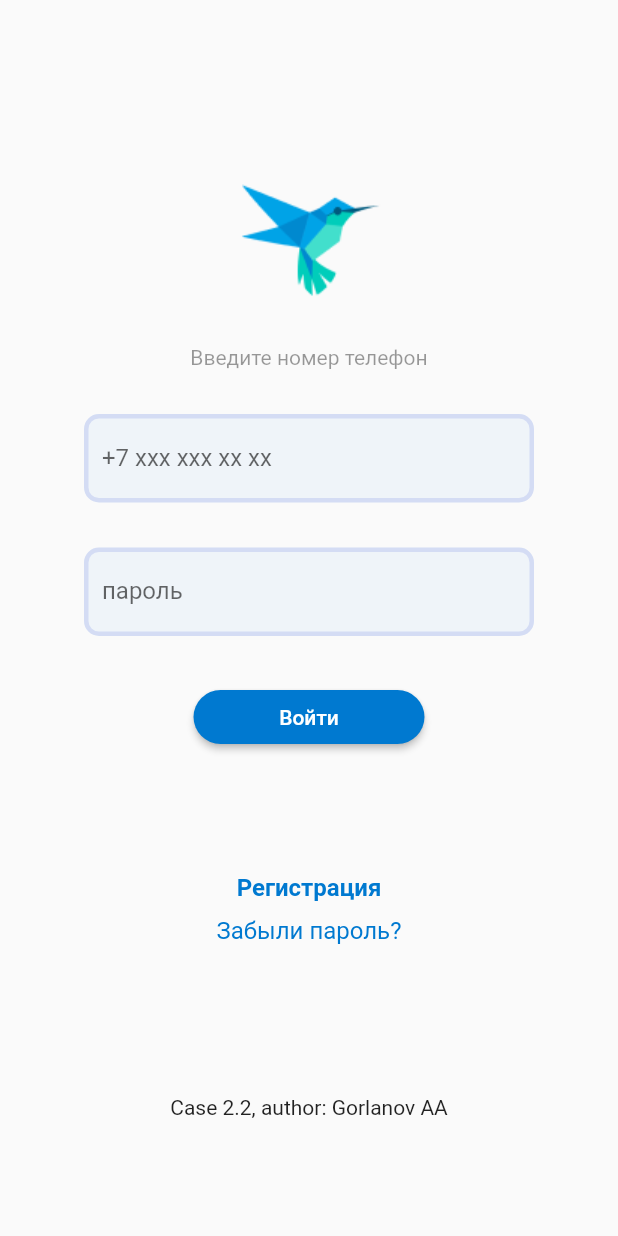
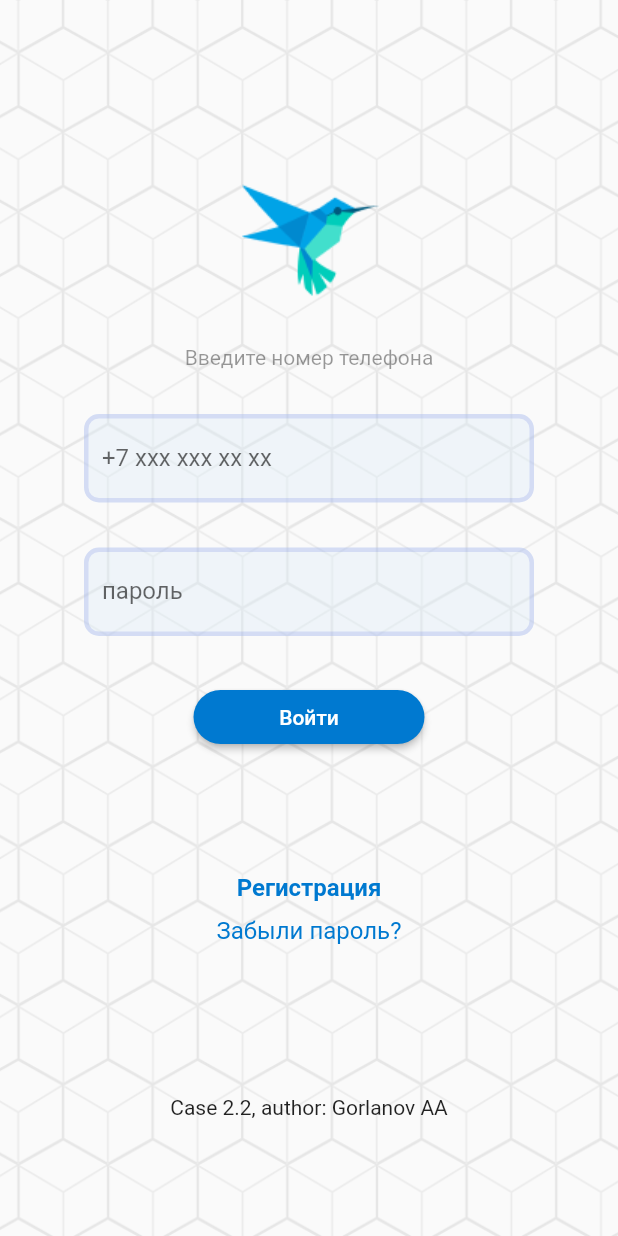
Before and after one commit to gorlanich/gorlanov_case_2_2, a Flutter app: the screen it shows after launch, on a phone screen of 412 x 824 dp. Run offline on Flutter 3.47's test engine with Material 2 defaults, Android fonts, the phone set to English and light mode, and no system bars.

```diff
--- a/lib/main.dart
+++ b/lib/main.dart
@@ -28,16 +28,26 @@ class MyApp extends StatelessWidget {
     return MaterialApp(
       home: Scaffold(
           body:Container(
+            //
+            decoration: BoxDecoration(
+              image: DecorationImage(
+                image: AssetImage("assets/images/bg.png"),
+            fit: BoxFit.cover,
+            )
+            ),
             width: double.infinity,
-            padding: EdgeInsets.symmetric(horizontal: 0),
+            height: double.infinity,
+            //padding: EdgeInsets.symmetric(horizontal: 0),
+            child: SingleChildScrollView(
               child: Column(children: [
                 SizedBox(height:120,),
                 Image.asset("assets/images/logo.png"),
                 SizedBox(height:30,),
-              Text("Введите номер телефон", style: TextStyle(fontSize: 14,color: Color.fromRGBO(0, 0, 0, 0.4))),
+                Text("Введите номер телефона", style: TextStyle(fontSize: 14,color: Color.fromRGBO(0, 0, 0, 0.4))),
                 SizedBox(height:30,),
                 SizedBox(width:300,
                   child: TextField(
+                    keyboardType: TextInputType.phone,
                     decoration: InputDecoration(
                       enabledBorder: borderStyle,
                       focusedBorder: borderStyle2,
@@ -87,6 +97,7 @@ class MyApp extends StatelessWidget {
                 SizedBox(height:100,),
                 Text("Case 2.2, author: Gorlanov AA"),
               ],),
+            ),
           )
 
         ),
--- a/pubspec.yaml
+++ b/pubspec.yaml
@@ -64,6 +64,7 @@ flutter:
   assets:
     - assets/images/
     - assets/images/logo.png
+    - assets/images/bg.png
 
   # An image asset can refer to one or more resolution-specific "variants", see
   # https://flutter.dev/assets-and-images/#resolution-aware.
```
Also changed, not shown: assets/images/bg.png (added). Lines whose indentation alone changed are shown as unchanged.
